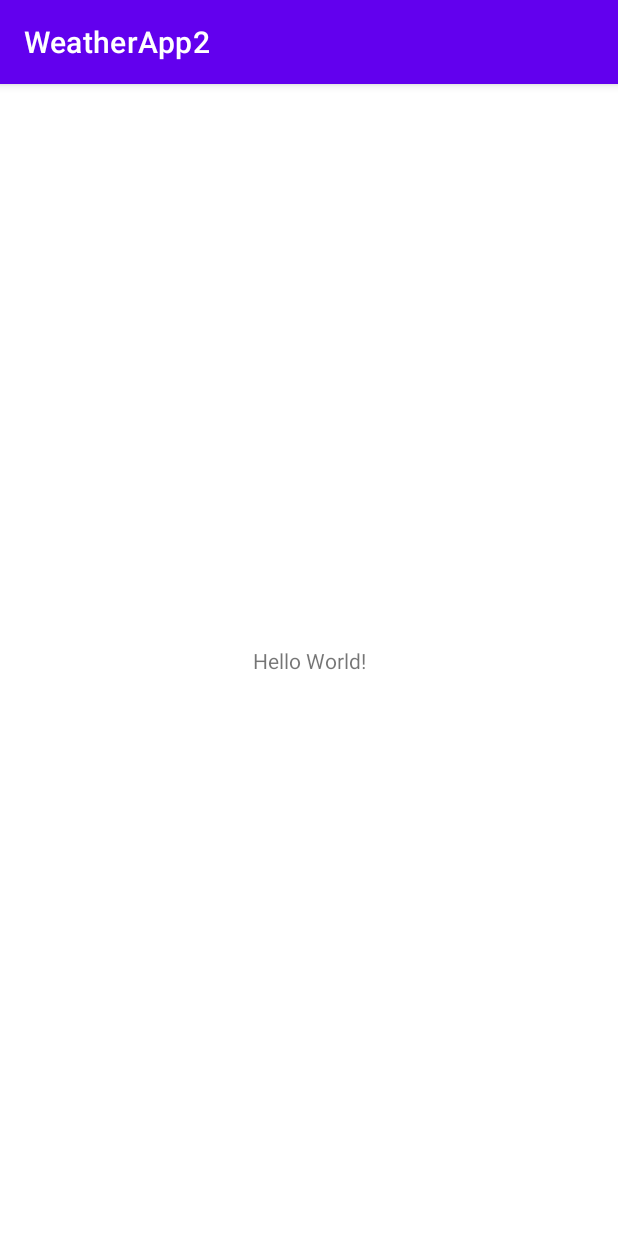
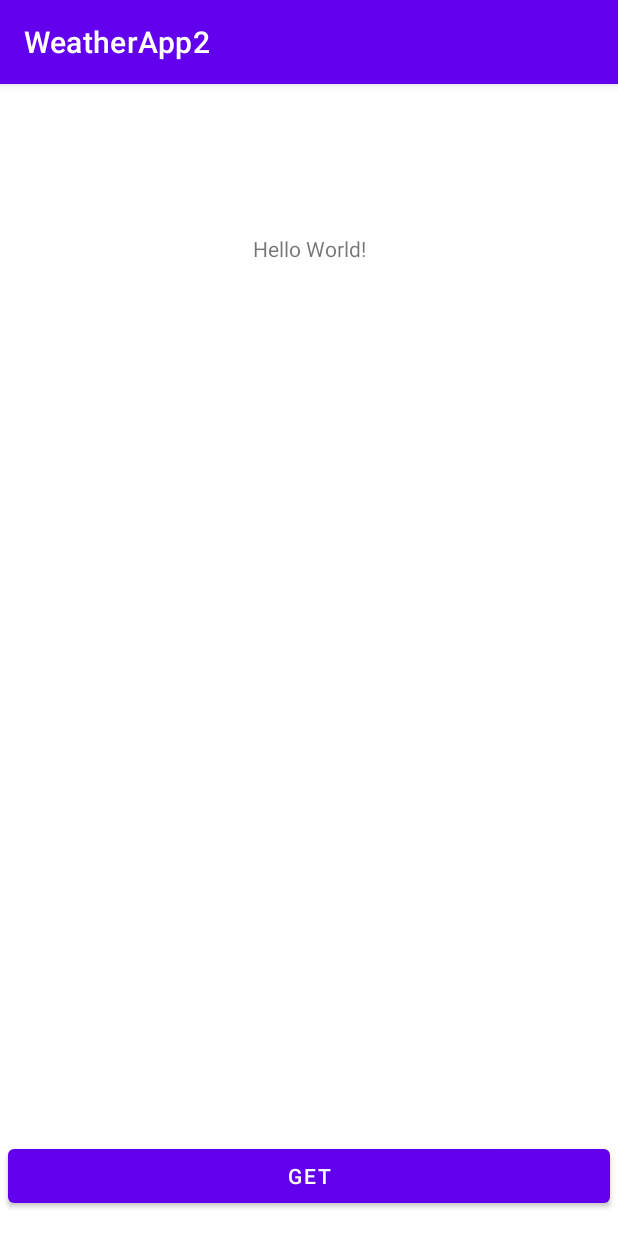
Before and after one commit to jakobakoba/WeatherApp2, an Android app: the screen it shows after launch (MainActivity), on a phone screen of 412 x 824 dp. Run offline under Robolectric (Android 15) with nearby library versions, the phone set to English and light mode, and no system bars; our stand-ins replace Volley.

```diff
--- a/app/build.gradle
+++ b/app/build.gradle
@@ -30,12 +30,16 @@ android {
     kotlinOptions {
         jvmTarget = '1.8'
     }
+    buildFeatures{
+        viewBinding true
+    }
 }
 
 dependencies {
 
     implementation 'androidx.core:core-ktx:1.9.0'
     implementation 'androidx.appcompat:appcompat:1.6.0'
+    implementation 'com.android.volley:volley:1.2.1'
     implementation 'com.google.android.material:material:1.7.0'
     implementation 'androidx.constraintlayout:constraintlayout:2.1.4'
     testImplementation 'junit:junit:4.13.2'
--- a/app/src/main/AndroidManifest.xml
+++ b/app/src/main/AndroidManifest.xml
@@ -1,6 +1,7 @@
 <?xml version="1.0" encoding="utf-8"?>
 <manifest xmlns:android="http://schemas.android.com/apk/res/android"
     xmlns:tools="http://schemas.android.com/tools">
+    <uses-permission android:name="android.permission.INTERNET"/>
 
     <application
         android:allowBackup="true"
--- a/app/src/main/java/com/example/weatherapp2/MainActivity.kt
+++ b/app/src/main/java/com/example/weatherapp2/MainActivity.kt
@@ -1,11 +1,42 @@
 package com.example.weatherapp2
 
+import android.os.Bundle
+import android.util.Log
 import androidx.appcompat.app.AppCompatActivity
-import android.os.Bundle
+import com.android.volley.Request
+import com.android.volley.toolbox.StringRequest
+import com.android.volley.toolbox.Volley
+import com.example.weatherapp2.databinding.ActivityMainBinding
+import org.json.JSONObject
 
+const val API_KEY = "d6ea3b8e81ac4026af1150822231801"
 class MainActivity : AppCompatActivity() {
+    private lateinit var binding: ActivityMainBinding
     override fun onCreate(savedInstanceState: Bundle?) {
         super.onCreate(savedInstanceState)
-        setContentView(R.layout.activity_main)
+        binding = ActivityMainBinding.inflate(layoutInflater)
+        setContentView(binding.root)
+        binding.bGet.setOnClickListener{
+            getResult("Almaty")
+        }
+    }
+    private fun getResult (name: String) {
+        val url = "https://api.weatherapi.com/v1/current.json" +
+                "?key=$API_KEY&q=$name&aqi=no"
+        val queue = Volley.newRequestQueue(this)
+        val stringRequest = StringRequest(
+            Request.Method.GET,
+            url,
+            {
+                    response ->
+                val obj = JSONObject(response)
+                val temperature = obj.getJSONObject("current")
+                Log.d("MyLog", "Response: ${temperature.getString("temp_c")}")
+            },
+            {
+                Log.d("MyLog", "Volley error: $it")
+            }
+            )
+        queue.add(stringRequest)
     }
 }
--- a/app/src/main/res/layout/activity_main.xml
+++ b/app/src/main/res/layout/activity_main.xml
@@ -7,12 +7,27 @@
     tools:context=".MainActivity">
 
     <TextView
+        android:id="@+id/tvTemp"
         android:layout_width="wrap_content"
         android:layout_height="wrap_content"
         android:text="Hello World!"
+        app:layout_constraintBottom_toTopOf="@+id/bGet"
+        app:layout_constraintEnd_toEndOf="parent"
+        app:layout_constraintStart_toStartOf="parent"
+        app:layout_constraintTop_toTopOf="parent"
+        app:layout_constraintVertical_bias="0.146" />
+
+    <Button
+        android:id="@+id/bGet"
+        android:layout_width="0dp"
+        android:layout_height="wrap_content"
+        android:layout_marginStart="5dp"
+        android:layout_marginEnd="5dp"
+        android:layout_marginBottom="16dp"
+        android:text="get"
         app:layout_constraintBottom_toBottomOf="parent"
         app:layout_constraintEnd_toEndOf="parent"
-        app:layout_constraintStart_toStartOf="parent"
-        app:layout_constraintTop_toTopOf="parent" />
+        app:layout_constraintHorizontal_bias="1.0"
+        app:layout_constraintStart_toStartOf="parent" />
 
 </androidx.constraintlayout.widget.ConstraintLayout>
```
Also changed, not shown: app/src/main/res/xml/data_extraction_rules.xml (line endings or trailing spaces).
